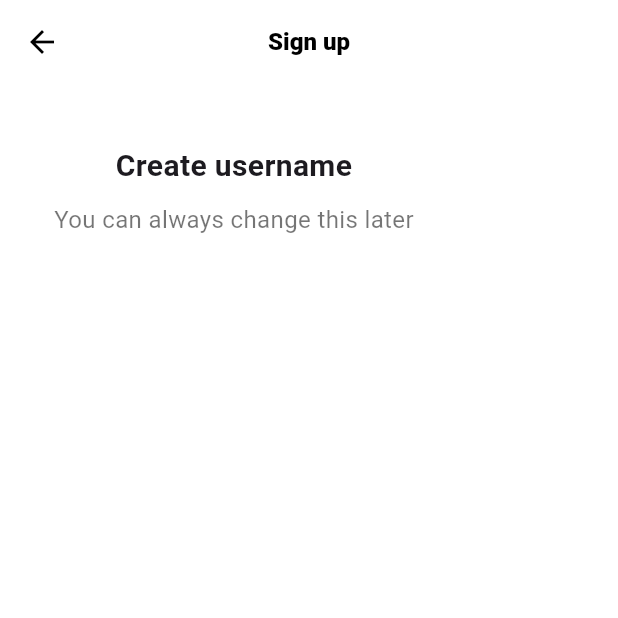
After one commit to wjdgusdn1223/tiktok_clone, a Flutter app: the screen it shows after launch, after a tap on "Use email & password", on a phone screen of 412 x 824 dp, the top half of it. The commit adds this screen. Run offline on Flutter 3.47's test engine with Material 3 defaults, Android fonts, the phone set to English and light mode, and no system bars; our stand-ins replace font_awesome_flutter.

Commit message:
authentication feature third commit

```diff
--- /dev/null
+++ b/lib/features/authentication/email_screen.dart
@@ -0,0 +1,41 @@
+import 'package:flutter/material.dart';
+import 'package:tiktok_clone/constants/gaps.dart';
+import 'package:tiktok_clone/constants/sizes.dart';
+
+class EmailScreen extends StatelessWidget {
+  const EmailScreen({super.key});
+
+  @override
+  Widget build(BuildContext context) {
+    return Scaffold(
+      appBar: AppBar(
+        title: const Text('Sign up'),
+      ),
+      body: const Padding(
+        padding: EdgeInsets.symmetric(
+          horizontal: Sizes.size36,
+        ),
+        child: Column(
+          children: [
+            Gaps.v40,
+            Text(
+              'Create username',
+              style: TextStyle(
+                fontWeight: FontWeight.w700,
+                fontSize: Sizes.size20,
+              ),
+            ),
+            Gaps.v10,
+            Text(
+              'You can always change this later',
+              style: TextStyle(
+                fontSize: Sizes.size16,
+                color: Colors.black54,
+              ),
+            )
+          ],
+        ),
+      ),
+    );
+  }
+}
--- a/lib/features/authentication/sign_up_screen.dart
+++ b/lib/features/authentication/sign_up_screen.dart
@@ -2,13 +2,14 @@ import 'package:flutter/material.dart';
 import 'package:font_awesome_flutter/font_awesome_flutter.dart';
 import 'package:tiktok_clone/constants/gaps.dart';
 import 'package:tiktok_clone/constants/sizes.dart';
+import 'package:tiktok_clone/features/authentication/email_screen.dart';
 import 'package:tiktok_clone/features/authentication/login_screen.dart';
 import 'package:tiktok_clone/features/authentication/widgets/auth_button.dart';
 
 class SignUpScreen extends StatelessWidget {
   const SignUpScreen({super.key});
 
-  void onLoginTap(BuildContext context) {
+  void _onLoginTap(BuildContext context) {
     Navigator.of(context).push(
       MaterialPageRoute(
         builder: (context) => const LoginScreen(),
@@ -16,16 +17,24 @@ class SignUpScreen extends StatelessWidget {
     );
   }
 
+  void _onEmailAndPasswordTap(BuildContext context) {
+    Navigator.of(context).push(
+      MaterialPageRoute(
+        builder: (context) => const EmailScreen(),
+      ),
+    );
+  }
+
   @override
   Widget build(BuildContext context) {
     return Scaffold(
-      body: const SafeArea(
+      body: SafeArea(
         child: Padding(
-          padding: EdgeInsets.symmetric(horizontal: Sizes.size40),
+          padding: const EdgeInsets.symmetric(horizontal: Sizes.size40),
           child: Column(
             children: [
               Gaps.v80,
-              Text(
+              const Text(
                 'Sign up for TikTok',
                 style: TextStyle(
                   fontSize: Sizes.size24,
@@ -33,7 +42,7 @@ class SignUpScreen extends StatelessWidget {
                 ),
               ),
               Gaps.v20,
-              Text(
+              const Text(
                 'Create a profile, follow other accounts, make your own videos, and more.',
                 style: TextStyle(
                   fontSize: Sizes.size14,
@@ -44,20 +53,21 @@ class SignUpScreen extends StatelessWidget {
               Gaps.v40,
               AuthButton(
                 text: 'Use email & password',
-                icon: FaIcon(FontAwesomeIcons.user),
+                icon: const FaIcon(FontAwesomeIcons.user),
+                onTap: _onEmailAndPasswordTap,
               ),
               Gaps.v14,
-              AuthButton(
+              const AuthButton(
                 text: 'Continue with Facebook',
                 icon: FaIcon(FontAwesomeIcons.facebook),
               ),
               Gaps.v14,
-              AuthButton(
+              const AuthButton(
                 text: 'Continue with Apple',
                 icon: FaIcon(FontAwesomeIcons.apple),
               ),
               Gaps.v14,
-              AuthButton(
+              const AuthButton(
                 text: 'Continue with Google',
                 icon: FaIcon(FontAwesomeIcons.google),
               ),
@@ -79,7 +89,7 @@ class SignUpScreen extends StatelessWidget {
             ),
             Gaps.h5,
             GestureDetector(
-              onTap: () => onLoginTap(context),
+              onTap: () => _onLoginTap(context),
               child: Text(
                 'Log in',
                 style: TextStyle(
--- /dev/null
+++ b/lib/features/authentication/username_screen.dart
@@ -0,0 +1,10 @@
+import 'package:flutter/material.dart';
+
+class UsernameScreen extends StatelessWidget {
+  const UsernameScreen({super.key});
+
+  @override
+  Widget build(BuildContext context) {
+    return const Placeholder();
+  }
+}
--- a/lib/features/authentication/widgets/auth_button.dart
+++ b/lib/features/authentication/widgets/auth_button.dart
@@ -5,16 +5,20 @@ import 'package:tiktok_clone/constants/sizes.dart';
 class AuthButton extends StatelessWidget {
   final String text;
   final FaIcon icon;
+  final void Function(BuildContext)? onTap;
 
   const AuthButton({
     super.key,
     required this.text,
     required this.icon,
+    this.onTap,
   });
 
   @override
   Widget build(BuildContext context) {
-    return FractionallySizedBox(
+    return GestureDetector(
+      onTap: () => onTap?.call(context),
+      child: FractionallySizedBox(
         widthFactor: 1,
         child: Container(
           padding: const EdgeInsets.symmetric(
@@ -50,6 +54,7 @@ class AuthButton extends StatelessWidget {
             ],
           ),
         ),
+      ),
     );
   }
 }
--- a/lib/main.dart
+++ b/lib/main.dart
@@ -1,4 +1,5 @@
 import 'package:flutter/material.dart';
+import 'package:tiktok_clone/constants/sizes.dart';
 import 'package:tiktok_clone/features/authentication/sign_up_screen.dart';
 
 void main() {
@@ -13,7 +14,19 @@ class TikTokApp extends StatelessWidget {
     return MaterialApp(
       title: 'TikTok Clone',
       theme: ThemeData(
+        scaffoldBackgroundColor: Colors.white,
         primaryColor: const Color(0xFFE9435A),
+        appBarTheme: const AppBarTheme(
+          elevation: 0,
+          foregroundColor: Colors.black,
+          backgroundColor: Colors.white,
+          centerTitle: true,
+          titleTextStyle: TextStyle(
+            color: Colors.black,
+            fontWeight: FontWeight.w800,
+            fontSize: Sizes.size16,
+          ),
+        ),
       ),
       home: const SignUpScreen(),
     );
```
Lines whose indentation alone changed are shown as unchanged.
